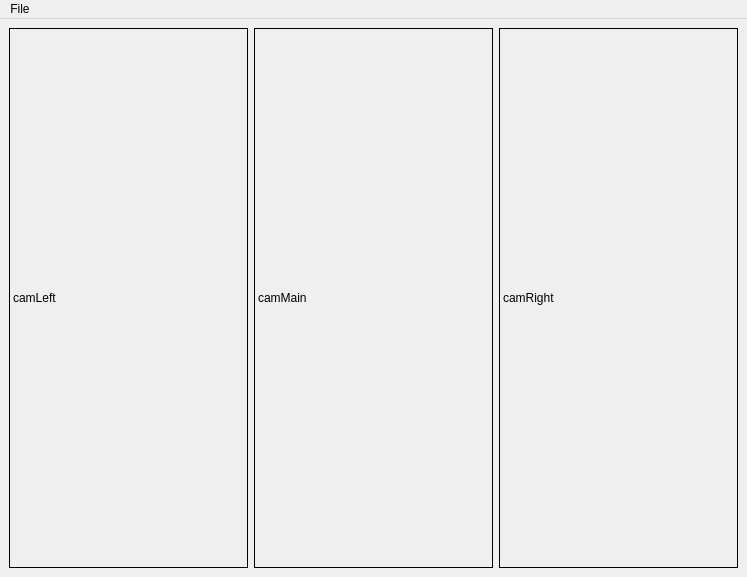
mcgill-robotics-archive/rover-2015, file catkin_ws/src/hci/ui_files/VideoWindow.ui: the form before one commit.
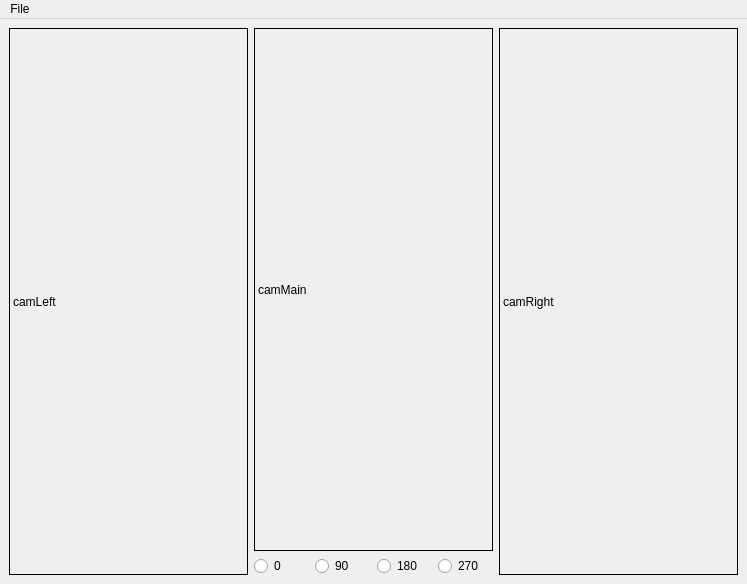
The form after the commit.

Commit message: rotation radiobox on hci

Diff of the .ui file:
```diff
--- a/catkin_ws/src/hci/ui_files/VideoWindow.ui
+++ b/catkin_ws/src/hci/ui_files/VideoWindow.ui
@@ -7,14 +7,14 @@
     <x>0</x>
     <y>0</y>
     <width>747</width>
-    <height>577</height>
+    <height>584</height>
    </rect>
   </property>
   <property name="windowTitle">
    <string>MainWindow</string>
   </property>
   <widget class="QWidget" name="centralwidget">
-   <layout class="QHBoxLayout" name="horizontalLayout">
+   <layout class="QHBoxLayout" name="horizontalLayout_2">
     <item>
      <widget class="QLabel" name="camera2">
       <property name="frameShape">
@@ -26,7 +26,15 @@
      </widget>
     </item>
     <item>
+     <layout class="QVBoxLayout" name="verticalLayout">
+      <item>
      <widget class="QLabel" name="camera1">
+        <property name="minimumSize">
+         <size>
+          <width>0</width>
+          <height>510</height>
+         </size>
+        </property>
       <property name="frameShape">
        <enum>QFrame::Box</enum>
       </property>
@@ -36,7 +44,63 @@
      </widget>
     </item>
     <item>
-     <layout class="QVBoxLayout" name="verticalLayout_2">
+       <layout class="QHBoxLayout" name="horizontalLayout">
+        <item>
+         <widget class="QRadioButton" name="rot0">
+          <property name="maximumSize">
+           <size>
+            <width>16777215</width>
+            <height>18</height>
+           </size>
+          </property>
+          <property name="text">
+           <string>0</string>
+          </property>
+         </widget>
+        </item>
+        <item>
+         <widget class="QRadioButton" name="rot90">
+          <property name="maximumSize">
+           <size>
+            <width>16777215</width>
+            <height>18</height>
+           </size>
+          </property>
+          <property name="text">
+           <string>90</string>
+          </property>
+         </widget>
+        </item>
+        <item>
+         <widget class="QRadioButton" name="rot180">
+          <property name="maximumSize">
+           <size>
+            <width>16777215</width>
+            <height>18</height>
+           </size>
+          </property>
+          <property name="text">
+           <string>180</string>
+          </property>
+         </widget>
+        </item>
+        <item>
+         <widget class="QRadioButton" name="rot270">
+          <property name="maximumSize">
+           <size>
+            <width>16777215</width>
+            <height>18</height>
+           </size>
+          </property>
+          <property name="text">
+           <string>270</string>
+          </property>
+         </widget>
+        </item>
+       </layout>
+      </item>
+     </layout>
+    </item>
       <item>
        <widget class="QLabel" name="camera3">
         <property name="frameShape">
@@ -46,8 +110,6 @@
          <string>camRight</string>
         </property>
        </widget>
-      </item>
-     </layout>
     </item>
    </layout>
   </widget>
```
Lines whose indentation alone changed are shown as unchanged. The commit also changes 1 other file.
